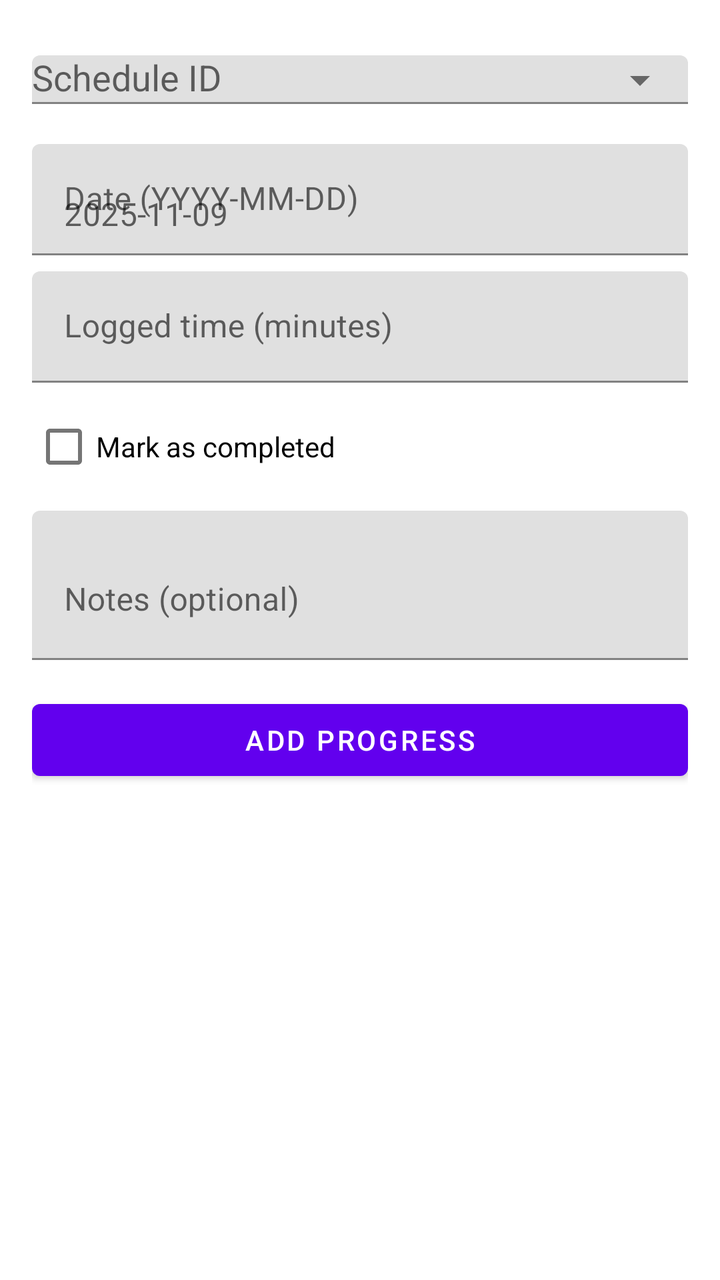
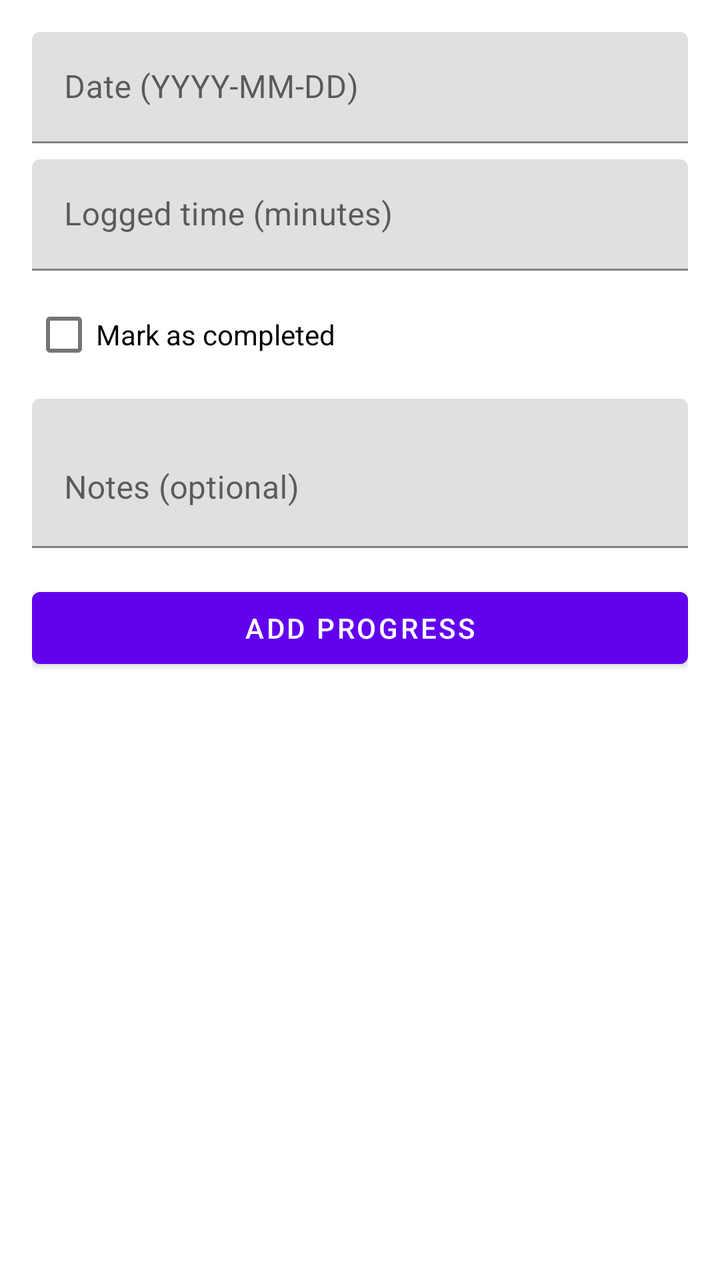

The first picture is an Android layout as it rendered before a commit; the second is the same layout after the commit. The layout source and the unified diff follow.
<!-- AndroidManifest.xml: application theme Theme.Progress -->
<!-- res/layout/fragment_add_progress.xml -->
<?xml version="1.0" encoding="utf-8"?>
<ScrollView xmlns:android="http://schemas.android.com/apk/res/android"
    xmlns:app="http://schemas.android.com/apk/res-auto"
    android:layout_width="match_parent"
    android:layout_height="match_parent">

    <LinearLayout
        android:layout_width="match_parent"
        android:layout_height="wrap_content"
        android:orientation="vertical"
        android:padding="16dp">

        <com.google.android.material.textfield.TextInputLayout
            android:layout_width="match_parent"
            android:layout_height="wrap_content"
            android:hint="Schedule ID"
            app:endIconMode="dropdown_menu"
            app:boxBackgroundMode="filled">
            <com.google.android.material.textfield.MaterialAutoCompleteTextView
                android:id="@+id/actScheduleId"
                android:layout_width="match_parent"
                android:layout_height="wrap_content"/>
        </com.google.android.material.textfield.TextInputLayout>

        <com.google.android.material.textfield.TextInputLayout
            android:layout_width="match_parent"
            android:layout_height="wrap_content"
            android:hint="Date (YYYY-MM-DD)"
            android:layout_marginTop="8dp"
            app:boxBackgroundMode="filled">
            <com.google.android.material.textfield.TextInputEditText
                android:id="@+id/etDate"
                android:layout_width="match_parent"
                android:layout_height="wrap_content"
                android:hint="2025-11-09"/>
        </com.google.android.material.textfield.TextInputLayout>

        <com.google.android.material.textfield.TextInputLayout
            android:layout_width="match_parent"
            android:layout_height="wrap_content"
            android:hint="Logged time (minutes)"
            android:layout_marginTop="8dp"
            app:boxBackgroundMode="filled">
            <com.google.android.material.textfield.TextInputEditText
                android:id="@+id/etLoggedTime"
                android:layout_width="match_parent"
                android:layout_height="wrap_content"
                android:inputType="numberDecimal"/>
        </com.google.android.material.textfield.TextInputLayout>

        <com.google.android.material.checkbox.MaterialCheckBox
            android:id="@+id/cbCompleted"
            android:layout_width="wrap_content"
            android:layout_height="wrap_content"
            android:text="Mark as completed"
            android:layout_marginTop="8dp"/>

        <com.google.android.material.textfield.TextInputLayout
            android:layout_width="match_parent"
            android:layout_height="wrap_content"
            android:hint="Notes (optional)"
            android:layout_marginTop="8dp"
            app:boxBackgroundMode="filled">
            <com.google.android.material.textfield.TextInputEditText
                android:id="@+id/etNotes"
                android:layout_width="match_parent"
                android:layout_height="wrap_content"
                android:inputType="textMultiLine"
                android:minLines="2"/>
        </com.google.android.material.textfield.TextInputLayout>

        <com.google.android.material.button.MaterialButton
            android:id="@+id/btnSubmit"
            android:layout_width="match_parent"
            android:layout_height="wrap_content"
            android:layout_marginTop="16dp"
            android:text="Add Progress"/>

    </LinearLayout>
</ScrollView>
<!-- resources referenced by this layout -->
<resources>
  <style name="Theme.Progress" parent="Theme.MaterialComponents.DayNight.DarkActionBar">
          
          <item name="colorPrimary">@color/purple_500</item>
          <item name="colorPrimaryVariant">@color/purple_700</item>
          <item name="colorOnPrimary">@color/white</item>
          
          <item name="colorSecondary">@color/teal_200</item>
          <item name="colorSecondaryVariant">@color/teal_700</item>
          <item name="colorOnSecondary">@color/black</item>
          
          <item name="android:statusBarColor">?attr/colorPrimaryVariant</item>
          
      </style>
  <color name="purple_500">#FF6200EE</color>
  <color name="purple_700">#FF3700B3</color>
  <color name="white">#FFFFFFFF</color>
  <color name="teal_200">#FF03DAC5</color>
  <color name="teal_700">#FF018786</color>
  <color name="black">#FF000000</color>
</resources>

<!-- the commit's change to res/layout/fragment_add_progress.xml (unified diff, before → after) -->
@@ -13,11 +13,10 @@
         <com.google.android.material.textfield.TextInputLayout
             android:layout_width="match_parent"
             android:layout_height="wrap_content"
-            android:hint="Schedule ID"
-            app:endIconMode="dropdown_menu"
+            android:hint="@string/hint_date"
             app:boxBackgroundMode="filled">
-            <com.google.android.material.textfield.MaterialAutoCompleteTextView
-                android:id="@+id/actScheduleId"
+            <com.google.android.material.textfield.TextInputEditText
+                android:id="@+id/etDate"
                 android:layout_width="match_parent"
                 android:layout_height="wrap_content"/>
         </com.google.android.material.textfield.TextInputLayout>
@@ -25,20 +24,7 @@
         <com.google.android.material.textfield.TextInputLayout
             android:layout_width="match_parent"
             android:layout_height="wrap_content"
-            android:hint="Date (YYYY-MM-DD)"
-            android:layout_marginTop="8dp"
-            app:boxBackgroundMode="filled">
-            <com.google.android.material.textfield.TextInputEditText
-                android:id="@+id/etDate"
-                android:layout_width="match_parent"
-                android:layout_height="wrap_content"
-                android:hint="2025-11-09"/>
-        </com.google.android.material.textfield.TextInputLayout>
-
-        <com.google.android.material.textfield.TextInputLayout
-            android:layout_width="match_parent"
-            android:layout_height="wrap_content"
-            android:hint="Logged time (minutes)"
+            android:hint="@string/hint_logged_time"
             android:layout_marginTop="8dp"
             app:boxBackgroundMode="filled">
             <com.google.android.material.textfield.TextInputEditText
@@ -52,13 +38,13 @@
             android:id="@+id/cbCompleted"
             android:layout_width="wrap_content"
             android:layout_height="wrap_content"
-            android:text="Mark as completed"
+            android:text="@string/checkbox_mark_completed"
             android:layout_marginTop="8dp"/>
 
         <com.google.android.material.textfield.TextInputLayout
             android:layout_width="match_parent"
             android:layout_height="wrap_content"
-            android:hint="Notes (optional)"
+            android:hint="@string/hint_notes_optional"
             android:layout_marginTop="8dp"
             app:boxBackgroundMode="filled">
             <com.google.android.material.textfield.TextInputEditText
@@ -74,7 +60,7 @@
             android:layout_width="match_parent"
             android:layout_height="wrap_content"
             android:layout_marginTop="16dp"
-            android:text="Add Progress"/>
+            android:text="@string/add_progress"/>
 
     </LinearLayout>
 </ScrollView>
<!-- resource entries referenced after the edit -->
@@ -1,5 +1,10 @@
 <!-- resources referenced by this layout -->
 <resources>
+  <string name="add_progress">Add Progress</string>
+  <string name="checkbox_mark_completed">Mark as completed</string>
+  <string name="hint_date">Date (YYYY-MM-DD)</string>
+  <string name="hint_logged_time">Logged time (minutes)</string>
+  <string name="hint_notes_optional">Notes (optional)</string>
   <style name="Theme.Progress" parent="Theme.MaterialComponents.DayNight.DarkActionBar">
           
           <item name="colorPrimary">@color/purple_500</item>
